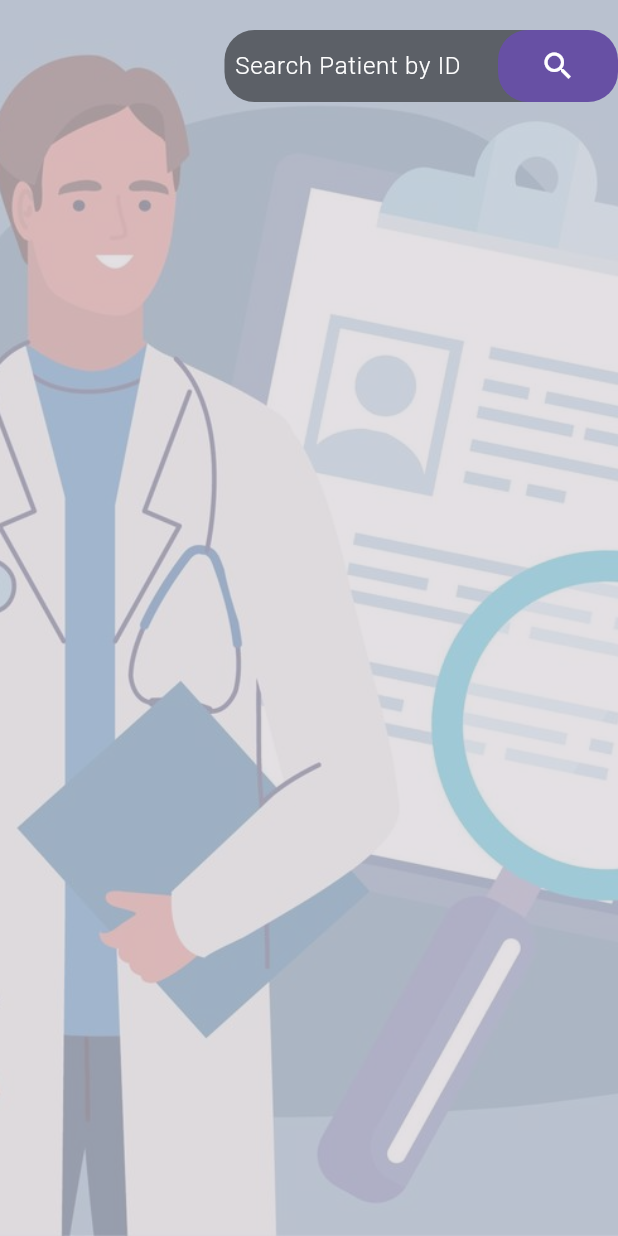
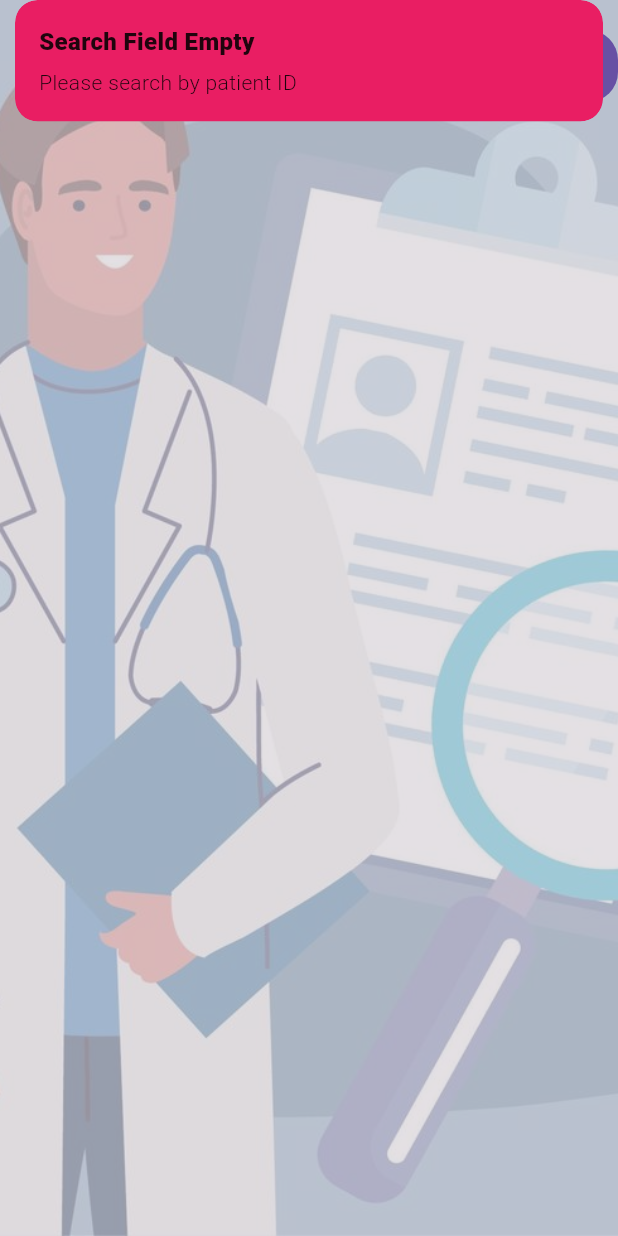
Before and after one commit to JakariaKhan-CSE/JUST-Medical-Center-Automation, a Flutter app: the DashBoardDoctor widget shown alone on an empty page, opened directly, after a tap on the "search" icon, on a phone screen of 412 x 824 dp. Run offline on Flutter 3.47's test engine with Material 3 defaults, Android fonts, the phone set to English and light mode, and no system bars; our stand-ins replace cloud_firestore, connectivity_plus, firebase_core, flutter_animate, get, image_picker and 1 more; missing offline and left inert: cloudinary; accounts and stored records are empty; network calls fail.

Commit message:
Doctor can search patient (frontend to backend connect) #34. Successfully search patient from backend.

```diff
--- /dev/null
+++ b/lib/controller/doctorController/data_load.dart
@@ -0,0 +1,3 @@
+class DataLoadForDoctor{
+
+}
--- a/lib/controller/doctorProvider.dart
+++ b/lib/controller/doctorProvider.dart
@@ -37,4 +37,19 @@ class DoctorNotifier extends ChangeNotifier{
     }
   }
 
+
+  // search patient
+  allPatient? _patient;
+  allPatient? get patient => _patient;  // get patient data here
+
+  Future<void> searchPatient(int ID) async {
+
+    try {
+      _patient =await DoctorHelper.searchPatient(ID); // be careful to use await otherwise get error
+
+    } catch (e) {
+      debugPrint('Error fetching patient: $e');
+    }
+  }
+
 }
--- a/lib/screen/Doctor/widget/doctor/component/dashboardDoctor.dart
+++ b/lib/screen/Doctor/widget/doctor/component/dashboardDoctor.dart
@@ -1,14 +1,26 @@
 import 'package:flutter/material.dart';
+import 'package:get/get.dart';
+import 'package:get/get_common/get_reset.dart';
+import 'package:get/get_core/src/get_main.dart';
+import 'package:just_medical_center_automation/controller/doctorProvider.dart';
 import 'package:just_medical_center_automation/screen/common/searchBarRoleWised.dart';
+import 'package:provider/provider.dart';
 
 import '../../../../../responsive.dart';
-class DashBoardDoctor extends StatelessWidget {
+class DashBoardDoctor extends StatefulWidget {
   const DashBoardDoctor({
     super.key,
   });
 
   @override
+  State<DashBoardDoctor> createState() => _DashBoardDoctorState();
+}
+
+class _DashBoardDoctorState extends State<DashBoardDoctor> {
+  final TextEditingController patientSearch = TextEditingController();
+  @override
   Widget build(BuildContext context) {
+    final DoctorNotifier doctorNotifier = Provider.of<DoctorNotifier>(context);
     return Container(
       color: Colors.grey.withOpacity(0.4),
 
@@ -22,8 +34,15 @@ class DashBoardDoctor extends StatelessWidget {
           ),
           Positioned(
             top: 0,right: 0,
-            child: SearchBarRoleWise(hintText: "Search Patient by ID",onTap: (){
-              //doctor search patient
+            child: SearchBarRoleWise(
+              hintText: "Search Patient by ID",
+              controller: patientSearch,
+              onTap: (){
+              if(patientSearch.text.isNotEmpty)
+              doctorNotifier.searchPatient(int.parse(patientSearch.text));
+              else
+                Get.snackbar("Search Field Empty","Please search by patient ID",
+                backgroundColor: Colors.pink);
             },),
           ),
 
--- a/lib/screen/common/searchBarRoleWised.dart
+++ b/lib/screen/common/searchBarRoleWised.dart
@@ -3,10 +3,14 @@ import 'package:flutter/material.dart';
 import '../../responsive.dart';
 
 class SearchBarRoleWise extends StatelessWidget {
+  final TextEditingController? controller;
   final String hintText;
   final void Function()? onTap;
   const SearchBarRoleWise({
-    super.key, this.onTap, required this.hintText,
+    super.key,
+    this.onTap,
+    required this.hintText,
+    this.controller,
   });
 
   @override
@@ -14,35 +18,40 @@ class SearchBarRoleWise extends StatelessWidget {
     return Stack(
       children: [
         Container(
-          margin: const EdgeInsets.only(right: 20,top: 20),
+          margin: const EdgeInsets.only(right: 20, top: 20),
           decoration: BoxDecoration(
               borderRadius: BorderRadius.circular(20),
-              color: Colors.black.withOpacity(0.5)
+              color: Colors.black.withOpacity(0.5)),
+          child: SizedBox(
+            width: Responsive.isDesktop(context)
+                ? MediaQuery.of(context).size.width / 4
+                : MediaQuery.of(context).size.width / 1.7,
+            child: TextField(
+              style: TextStyle(
+                color: Colors.white
               ),
-          child: SizedBox(
-            width: Responsive.isDesktop(context) ? MediaQuery.of(context).size.width/4 :
-            MediaQuery.of(context).size.width/1.7,
-            child: TextField(
-
+              controller: controller,
               decoration: InputDecoration(
                   contentPadding: EdgeInsets.only(left: 7),
                   hintText: hintText,
-                  hintStyle: const TextStyle(fontWeight: FontWeight.w300,
-                      color: Colors.white),
-                  border: InputBorder.none
+                  hintStyle: const TextStyle(
+                      fontWeight: FontWeight.w300, color: Colors.white),
+                  border: InputBorder.none),
             ),
           ),
         ),
-        ),
-        Positioned(top: 0,right: 0,bottom: 0,child: InkWell(
+        Positioned(
+            top: 0,
+            right: 0,
+            bottom: 0,
+            child: InkWell(
               onTap: onTap,
               child: Container(
                 margin: const EdgeInsets.only(top: 20),
                 width: 80,
                 decoration: BoxDecoration(
                     borderRadius: BorderRadius.circular(20),
-                color: Theme.of(context).colorScheme.primary
-            ),
+                    color: Theme.of(context).colorScheme.primary),
                 child: const Icon(
                   Icons.search,
                   color: Colors.white,
--- a/lib/services/config.dart
+++ b/lib/services/config.dart
@@ -1,9 +1,9 @@
 class Config{
-  //static const apiUrl = "http://10.0.0.100:5008";  // mess wifi
+  static const apiUrl = "http://10.0.0.101:5008";  // mess wifi
   //static const apiUrl = "http://192.168.0.114:5008";    // office wifi
   //static const apiUrl = "http://192.168.1.105:5008";   // home wifi
   //static const apiUrl = "https://just-medical-center-automation-system.onrender.com";
-  static const apiUrl = "https://backend-just-medical-production.up.railway.app";
+  //static const apiUrl = "https://backend-just-medical-production.up.railway.app";
   static const String loginUrl = "/api/auth/login";
   static const String signUpUrl = "/api/auth/register";
   static const String emailVerifyUrl = "/api/auth/verify-otp";
@@ -13,6 +13,7 @@ class Config{
   static const String prescriptionurl = "/api/user/prescriptions";
   static const String allpatienturl = "/api/doctors/allpatient";
   static const String createPrescriptionurl = "/api/doctors/prescription";
+  static const String searchPatientUrl = "/api/doctors/search";
   // static const String jobs = "/api/jobs";
   // static const String search = "/api/jobs/search";
   // static const String profileUrl = "/api/users";
```
Also changed, not shown: lib/screen/Doctor/doctor_screen.dart (+7 -0 lines), lib/services/helper/doctorHelper.dart (+34 -0 lines). Lines whose indentation alone changed are shown as unchanged.
